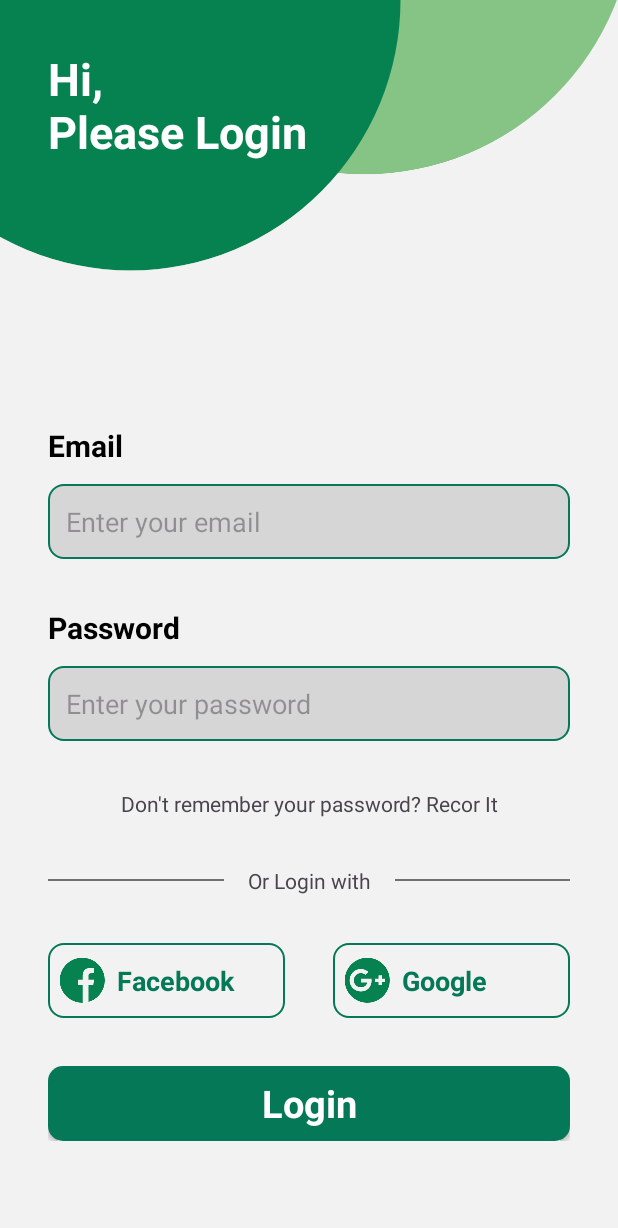
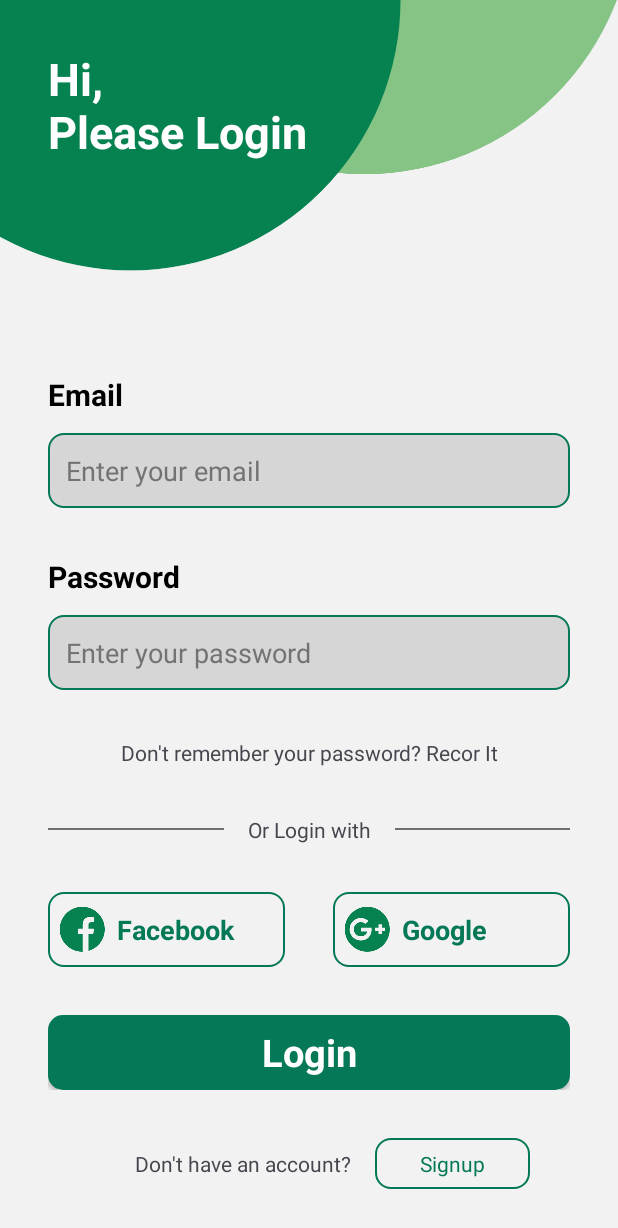
Before and after one commit to brunoguyy12/Login_Signup-Android, an Android app: the Login screen opened directly, with no data from a screen before it, on a phone screen of 412 x 824 dp. Shown: the top 1228 px of the screen. Run offline under Robolectric (Android 15) with nearby library versions, the phone set to English and light mode, and no system bars.

Commit message:
Activities linked with Java with lil validation

```diff
--- a/app/src/main/java/com/example/login_signup/Login.java
+++ b/app/src/main/java/com/example/login_signup/Login.java
@@ -1,20 +1,51 @@
 package com.example.login_signup;
 
+import android.content.Intent;
 import android.os.Bundle;
+import android.widget.EditText;
+import android.widget.TextView;
+import android.widget.Toast;
 
 import androidx.activity.EdgeToEdge;
 import androidx.appcompat.app.AppCompatActivity;
+import androidx.appcompat.widget.AppCompatButton;
 import androidx.core.graphics.Insets;
 import androidx.core.view.ViewCompat;
 import androidx.core.view.WindowInsetsCompat;
 
 public class Login extends AppCompatActivity {
 
+    EditText em, pass;
+    TextView signup;
+    AppCompatButton login;
+
     @Override
     protected void onCreate(Bundle savedInstanceState) {
         super.onCreate(savedInstanceState);
         EdgeToEdge.enable(this);
         setContentView(R.layout.activity_login);
+        em = findViewById(R.id.emailInput);
+        pass = findViewById(R.id.passwordInput);
 
+        signup = findViewById(R.id.gotoSignup);
+        login = findViewById(R.id.loginBtn);
+
+        login.setOnClickListener(view -> {
+            if(em.getText().toString().length() < 3 || pass.getText().toString().length() < 3 ){
+                String text = "Enter valid credentials";
+                int duration = Toast.LENGTH_SHORT;
+                Toast tst = Toast.makeText(this, text, duration);
+                tst.show();
+            }
+            else{
+                Intent res = new Intent(getApplicationContext(), MainActivity.class);
+                startActivity(res);
+            }
+        });
+
+        signup.setOnClickListener(view -> {
+            Intent signup = new Intent(getApplicationContext(), Signup.class);
+            startActivity(signup);
+        });
     }
 }
--- a/app/src/main/res/layout/activity_login.xml
+++ b/app/src/main/res/layout/activity_login.xml
@@ -31,7 +31,10 @@
         app:layout_constraintStart_toStartOf="parent"
         app:layout_constraintTop_toTopOf="parent" />
 
+
+
     <LinearLayout
+        android:id="@+id/linearLayout"
         android:layout_width="match_parent"
         android:layout_height="wrap_content"
         android:orientation="vertical"
@@ -39,7 +42,7 @@
         app:layout_constraintBottom_toBottomOf="parent"
         app:layout_constraintStart_toStartOf="parent"
         app:layout_constraintTop_toBottomOf="@+id/imageView3"
-        app:layout_constraintVertical_bias="0.517">
+        app:layout_constraintVertical_bias="0.0">
 
         <TextView
             android:id="@+id/textView4"
@@ -51,7 +54,7 @@
             android:textStyle="bold" />
 
         <EditText
-            android:id="@+id/editTextText"
+            android:id="@+id/emailInput"
             android:layout_width="match_parent"
             android:layout_height="50dp"
             android:layout_marginTop="12dp"
@@ -60,7 +63,8 @@
             android:hint="Enter your email"
             android:inputType="text"
             android:padding="12dp"
-            android:textColor="@color/neutral_500"
+            android:textColor="@color/neutral_600"
+            android:textColorHint="@color/neutral_500"
             android:textSize="18sp" />
 
         <TextView
@@ -74,7 +78,7 @@
             android:textStyle="bold" />
 
         <EditText
-            android:id="@+id/editTextTextPassword"
+            android:id="@+id/passwordInput"
             android:layout_width="match_parent"
             android:layout_height="50dp"
             android:layout_marginTop="12dp"
@@ -83,7 +87,8 @@
             android:hint="Enter your password"
             android:inputType="textPassword"
             android:padding="12dp"
-            android:textColor="@color/neutral_500"
+            android:textColor="@color/neutral_600"
+            android:textColorHint="@color/neutral_500"
             android:textSize="18sp" />
 
         <TextView
@@ -187,15 +192,42 @@
         </LinearLayout>
 
         <androidx.appcompat.widget.AppCompatButton
+            android:id="@+id/loginBtn"
+            style="@android:style/Widget.Button"
             android:layout_width="match_parent"
             android:layout_height="50dp"
             android:layout_marginTop="32dp"
             android:background="@drawable/button_background"
-            style="@android:style/Widget.Button"
+            android:text="Login"
             android:textColor="@color/white"
             android:textSize="25sp"
-            android:textStyle="bold"
-            android:text="Login" />
+            android:textStyle="bold" />
+
+    </LinearLayout>
+
+    <LinearLayout
+        android:layout_width="match_parent"
+        android:layout_height="wrap_content"
+        android:paddingStart="32dp"
+        android:gravity="center"
+        android:orientation="horizontal"
+        app:layout_constraintTop_toBottomOf="@+id/linearLayout">
+        <TextView
+            android:layout_width="wrap_content"
+            android:layout_height="wrap_content"
+            android:text="Don't have an account?"
+            />
+        <TextView
+            android:id="@+id/gotoSignup"
+            android:layout_width="wrap_content"
+            android:layout_height="wrap_content"
+            android:text="Signup"
+            android:textColor="@color/green_700"
+            android:paddingHorizontal="30dp"
+            android:paddingVertical="7dp"
+            android:background="@drawable/social_button_background"
+            android:layout_marginStart="16dp"
+            />
     </LinearLayout>
 
 
```
Also changed, not shown: app/src/main/java/com/example/login_signup/MainActivity.java (+8 -0 lines), app/src/main/java/com/example/login_signup/Signup.java (+41 -4 lines), app/src/main/res/layout/activity_intro.xml (+8 -5 lines), app/src/main/res/layout/activity_signup.xml (+31 -1 lines).
